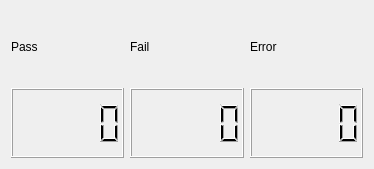
matcatc/Test_Parser, file src/TestParser/View/Qt/Statistic.ui: the form before one commit.
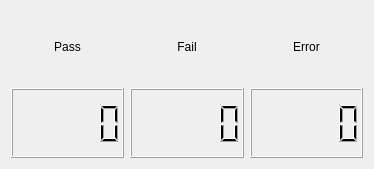
The form after the commit.

Commit message: added color to labels

```diff
--- a/src/TestParser/View/Qt/Statistic.ui
+++ b/src/TestParser/View/Qt/Statistic.ui
@@ -21,6 +21,9 @@
        <property name="text">
         <string>Pass</string>
        </property>
+       <property name="alignment">
+        <set>Qt::AlignCenter</set>
+       </property>
       </widget>
      </item>
      <item row="0" column="1">
@@ -28,6 +31,9 @@
        <property name="text">
         <string>Fail</string>
        </property>
+       <property name="alignment">
+        <set>Qt::AlignCenter</set>
+       </property>
       </widget>
      </item>
      <item row="0" column="2">
@@ -40,6 +46,9 @@
        <property name="text">
         <string>Error</string>
        </property>
+       <property name="alignment">
+        <set>Qt::AlignCenter</set>
+       </property>
       </widget>
      </item>
      <item row="1" column="0">
```
Left out of the diff: 6 changed lines with no effect on the pictures. The commit also changes 1 other file.
